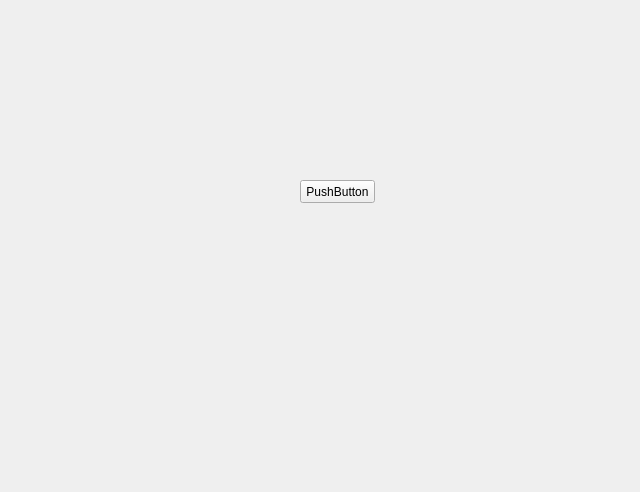
The window that second.ui (brainbrain02/Personal-Dictionary) describes before a commit, drawn with Qt 5.
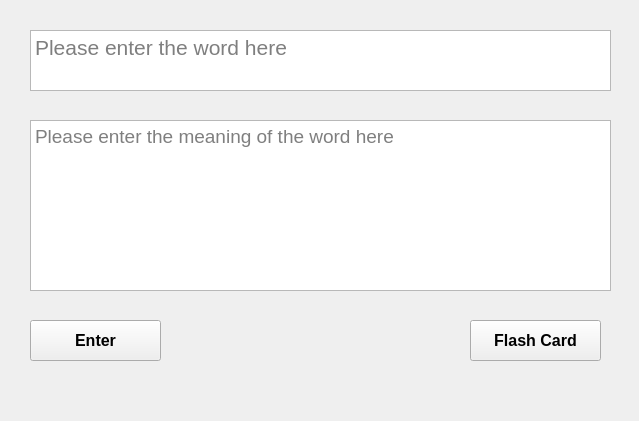
The same window after the commit.

```diff
--- a/second.ui
+++ b/second.ui
@@ -6,8 +6,8 @@
    <rect>
     <x>0</x>
     <y>0</y>
-    <width>640</width>
-    <height>492</height>
+    <width>639</width>
+    <height>421</height>
    </rect>
   </property>
   <property name="windowTitle">
@@ -16,14 +16,77 @@
   <widget class="QPushButton" name="change_btn">
    <property name="geometry">
     <rect>
-     <x>300</x>
-     <y>180</y>
-     <width>75</width>
-     <height>23</height>
+     <x>470</x>
+     <y>320</y>
+     <width>131</width>
+     <height>41</height>
     </rect>
    </property>
+   <property name="font">
+    <font>
+     <pointsize>12</pointsize>
+     <weight>75</weight>
+     <bold>true</bold>
+    </font>
+   </property>
    <property name="text">
-    <string>PushButton</string>
+    <string>Flash Card</string>
+   </property>
+  </widget>
+  <widget class="QTextEdit" name="word_entry">
+   <property name="geometry">
+    <rect>
+     <x>30</x>
+     <y>30</y>
+     <width>581</width>
+     <height>61</height>
+    </rect>
+   </property>
+   <property name="font">
+    <font>
+     <pointsize>16</pointsize>
+    </font>
+   </property>
+   <property name="placeholderText">
+    <string>Please enter the word here</string>
+   </property>
+  </widget>
+  <widget class="QTextEdit" name="meaning_entry">
+   <property name="geometry">
+    <rect>
+     <x>30</x>
+     <y>120</y>
+     <width>581</width>
+     <height>171</height>
+    </rect>
+   </property>
+   <property name="font">
+    <font>
+     <pointsize>14</pointsize>
+    </font>
+   </property>
+   <property name="placeholderText">
+    <string>Please enter the meaning of the word here</string>
+   </property>
+  </widget>
+  <widget class="QPushButton" name="pushButton">
+   <property name="geometry">
+    <rect>
+     <x>30</x>
+     <y>320</y>
+     <width>131</width>
+     <height>41</height>
+    </rect>
+   </property>
+   <property name="font">
+    <font>
+     <pointsize>12</pointsize>
+     <weight>75</weight>
+     <bold>true</bold>
+    </font>
+   </property>
+   <property name="text">
+    <string>Enter</string>
    </property>
   </widget>
  </widget>
```
